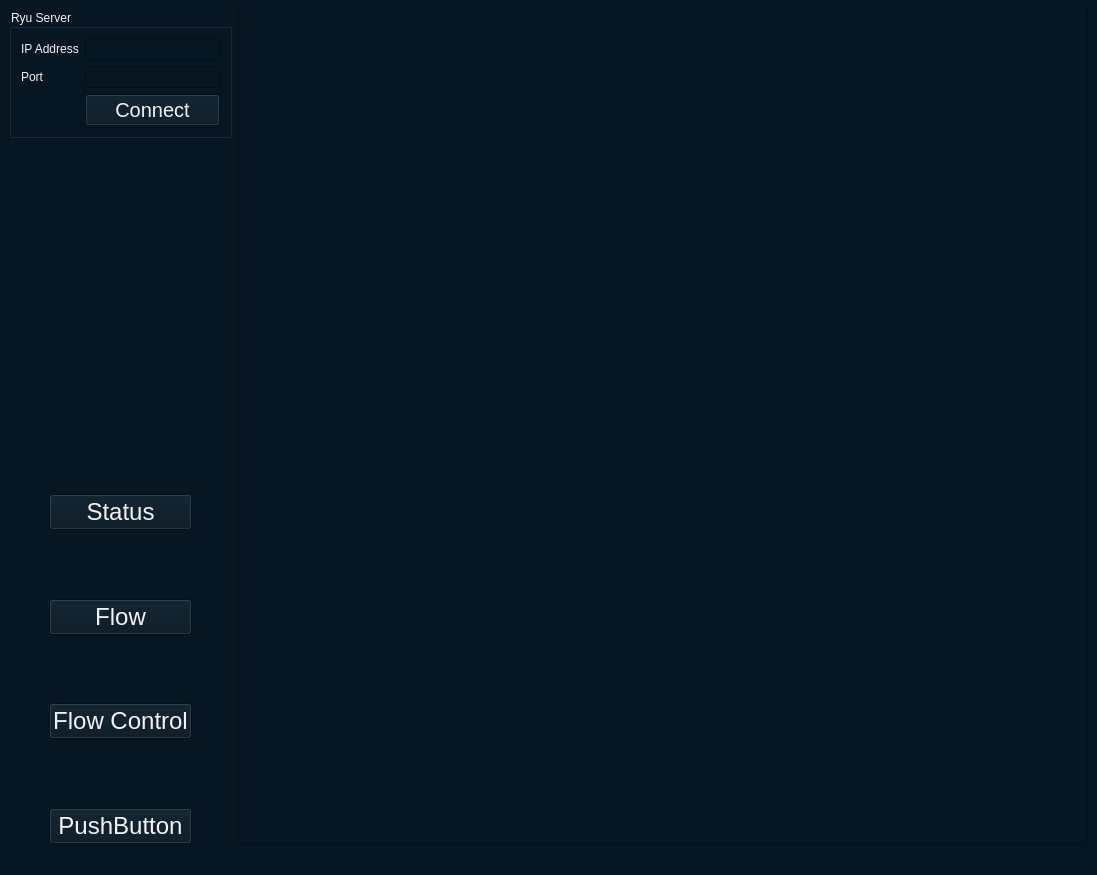
Qt form GUI/flowmanager.ui (Gaopeng-Bai/QT_flowmanager) before a commit.
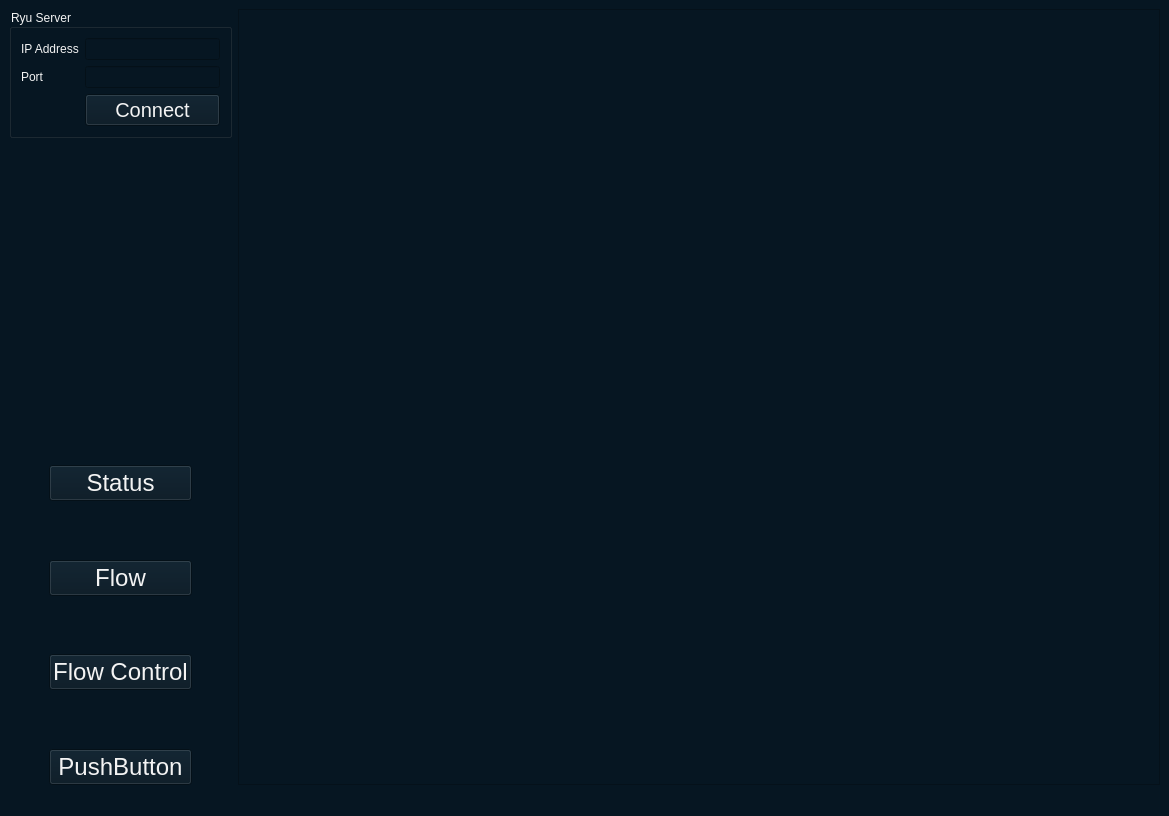
The same form after that commit.

```diff
--- a/GUI/flowmanager.ui
+++ b/GUI/flowmanager.ui
@@ -6,8 +6,8 @@
    <rect>
     <x>0</x>
     <y>0</y>
-    <width>1097</width>
-    <height>875</height>
+    <width>1169</width>
+    <height>816</height>
    </rect>
   </property>
   <property name="windowTitle">
```
Left out of the diff: 2 changed lines with no effect on the pictures.
